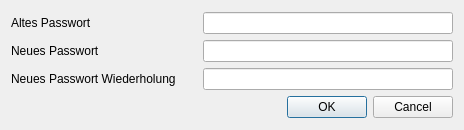
Above: passwordchangedialog.ui from Kopfwerk-Datensysteme/Power.Attendance before the change. Below: the same form after it.
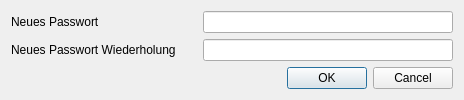
That is the form after the change.

Commit message: restructured program, set correct echo mode for passwords

What changed in the file:
```diff
--- a/passwordchangedialog.ui
+++ b/passwordchangedialog.ui
@@ -7,7 +7,7 @@
     <x>0</x>
     <y>0</y>
     <width>464</width>
-    <height>130</height>
+    <height>95</height>
    </rect>
   </property>
   <property name="windowTitle">
@@ -16,27 +16,6 @@
   <layout class="QGridLayout" name="gridLayout">
    <item row="0" column="0">
     <layout class="QVBoxLayout" name="verticalLayout">
-     <item>
-      <layout class="QHBoxLayout" name="horizontalLayout">
-       <item>
-        <widget class="QLabel" name="label">
-         <property name="text">
-          <string>Altes Passwort</string>
-         </property>
-        </widget>
-       </item>
-       <item>
-        <widget class="QLineEdit" name="lineEditOldPassword">
-         <property name="maximumSize">
-          <size>
-           <width>250</width>
-           <height>16777215</height>
-          </size>
-         </property>
-        </widget>
-       </item>
-      </layout>
-     </item>
      <item>
       <layout class="QHBoxLayout" name="horizontalLayout_2">
        <item>
@@ -54,6 +33,9 @@
            <height>16777215</height>
           </size>
          </property>
+         <property name="echoMode">
+          <enum>QLineEdit::Password</enum>
+         </property>
         </widget>
        </item>
       </layout>
@@ -75,6 +57,9 @@
            <height>16777215</height>
           </size>
          </property>
+         <property name="echoMode">
+          <enum>QLineEdit::Password</enum>
+         </property>
         </widget>
        </item>
       </layout>
```
The commit also changes 3 other files.
